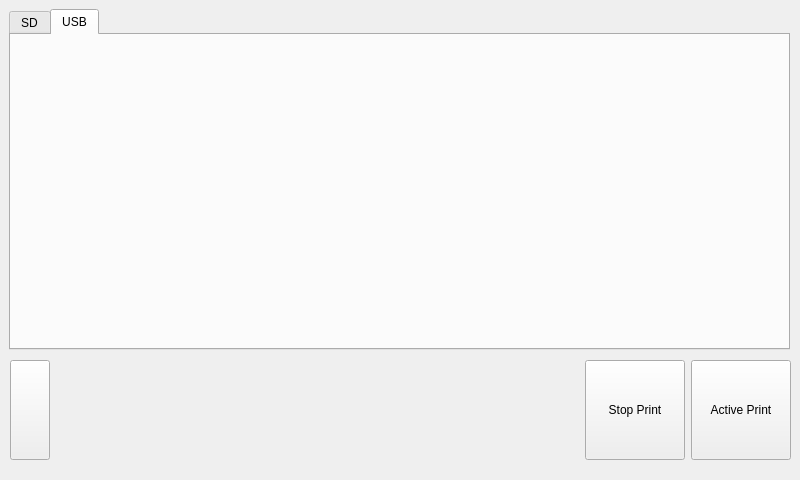
First picture: the form in ClientApp/qt/printwindow.ui, repository re3Dprinting/touchscreen, before the edit.
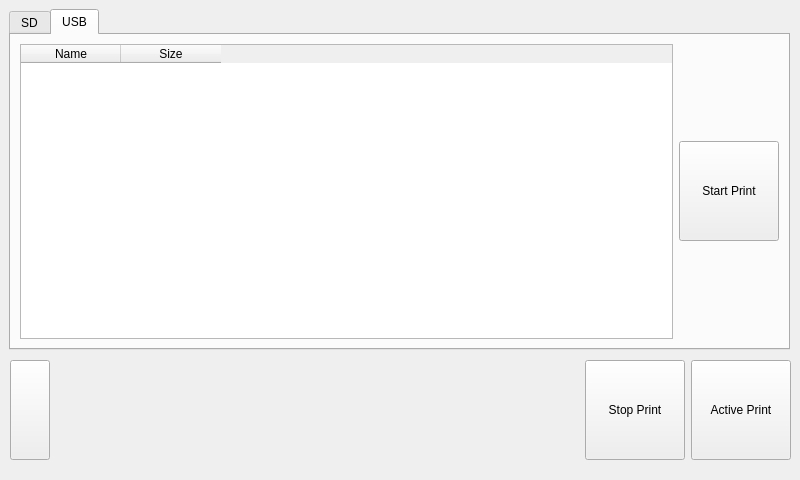
Second picture: the form after the edit. The open tabs and pages were chosen to show the change. Icons and pictures are not drawn.

The edit to the form file:
```diff
--- a/ClientApp/qt/printwindow.ui
+++ b/ClientApp/qt/printwindow.ui
@@ -110,6 +110,51 @@
     <attribute name="title">
      <string>USB</string>
     </attribute>
+    <layout class="QHBoxLayout" name="horizontalLayout">
+     <item>
+      <widget class="QTableWidget" name="FileList">
+       <column>
+        <property name="text">
+         <string>Name</string>
+        </property>
+       </column>
+       <column>
+        <property name="text">
+         <string>Size</string>
+        </property>
+       </column>
+      </widget>
+     </item>
+     <item>
+      <layout class="QVBoxLayout" name="verticalLayout">
+       <item>
+        <widget class="QPushButton" name="StartPrint">
+         <property name="sizePolicy">
+          <sizepolicy hsizetype="Fixed" vsizetype="Fixed">
+           <horstretch>0</horstretch>
+           <verstretch>0</verstretch>
+          </sizepolicy>
+         </property>
+         <property name="minimumSize">
+          <size>
+           <width>100</width>
+           <height>0</height>
+          </size>
+         </property>
+         <property name="maximumSize">
+          <size>
+           <width>100</width>
+           <height>100</height>
+          </size>
+         </property>
+         <property name="text">
+          <string>Start Print</string>
+         </property>
+        </widget>
+       </item>
+      </layout>
+     </item>
+    </layout>
    </widget>
   </widget>
   <widget class="QWidget" name="">
```
